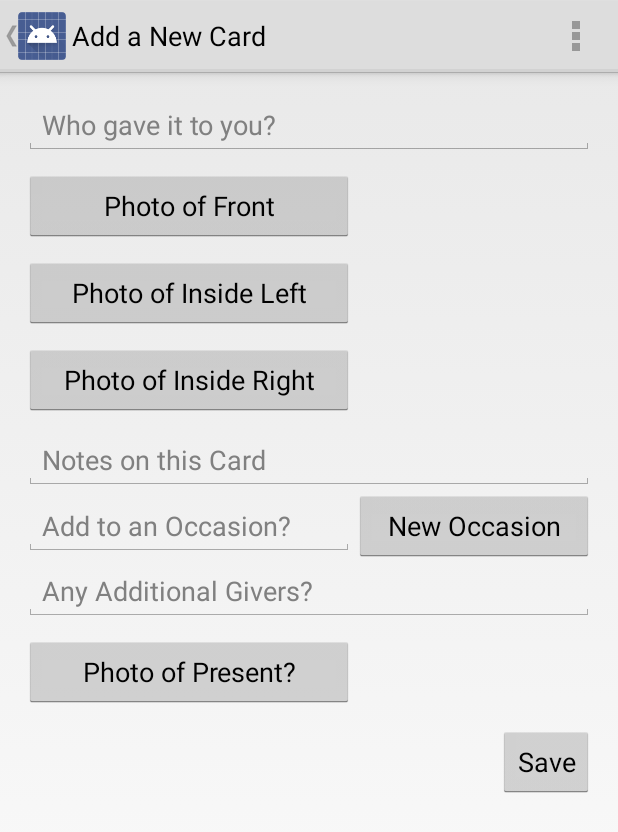
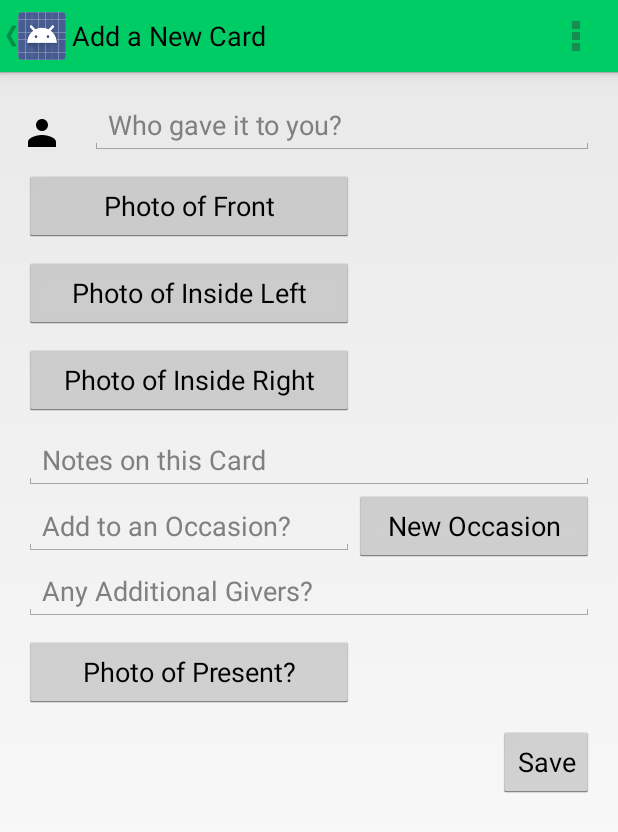
Before and after one commit to tyelford/keepCard, an Android app: the AddCardActivity screen opened directly, with no data from a screen before it, on a phone screen of 412 x 824 dp. Shown: the top 832 px of the screen. Run offline under Robolectric (Android 15) with nearby library versions, the phone set to English and light mode, and no system bars; 6 statements that could not run were skipped.

Commit message:
Starting to work on sytles

```diff
--- a/app/src/main/AndroidManifest.xml
+++ b/app/src/main/AndroidManifest.xml
@@ -27,7 +27,7 @@
         android:allowBackup="true"
         android:icon="@mipmap/ic_launcher"
         android:label="@string/app_name"
-        android:theme="@style/AppTheme" >
+        android:theme="@style/CardBoxCustom" >
         <activity
             android:name=".CardActivity"
             android:label="@string/title_activity_card"
--- a/app/src/main/res/layout/activity_add_card.xml
+++ b/app/src/main/res/layout/activity_add_card.xml
@@ -43,14 +43,25 @@
             <!--android:hint="@string/insertGiverHint"-->
             <!--android:inputType="textCapSentences" />-->
 
-        <AutoCompleteTextView
+        <LinearLayout
             android:layout_width="match_parent"
-            android:layout_height="wrap_content"
-            android:id="@+id/insertGiverAutoCompleteTextView"
-            android:layout_marginBottom="10dp"
-            android:hint="@string/insertGiverHint"
-            android:inputType="textCapSentences" />
+            android:layout_height="wrap_content">
 
+            <ImageView
+                android:layout_width="24dp"
+                android:layout_height="24dp"
+                android:src="@drawable/ic_person_black_24dp"
+                android:layout_gravity="center_vertical"
+                android:layout_marginRight="20dp"/>
+
+            <AutoCompleteTextView
+                android:layout_width="match_parent"
+                android:layout_height="wrap_content"
+                android:id="@+id/insertGiverAutoCompleteTextView"
+                android:layout_marginBottom="10dp"
+                android:hint="@string/insertGiverHint"
+                android:inputType="textCapSentences" />
+        </LinearLayout>
 
         <LinearLayout
             android:layout_width="match_parent"
--- a/app/src/main/res/values/styles.xml
+++ b/app/src/main/res/values/styles.xml
@@ -3,6 +3,15 @@
     <!-- Base application theme. -->
     <style name="AppTheme" parent="android:Theme.Holo.Light">
         <!-- Customize your theme here. -->
+    </style>
+
+    <style name="CardBoxCustom" parent="android:Theme.Holo.Light">
+        <item name="android:actionBarStyle">@style/CardBoxActionBar</item>
+    </style>
+
+    <!--CardBoxActionBarStyle-->
+    <style name="CardBoxActionBar" parent="android:Widget.Holo.ActionBar.Solid">
+        <item name="android:background">#00CC66</item>
     </style>
 
     <!--Divider Style-->
```
Also changed, not shown: app/src/main/res/drawable-hdpi/ic_person_black_24dp.png (added), app/src/main/res/drawable-mdpi/ic_person_black_24dp.png (added), app/src/main/res/drawable-xhdpi/ic_person_black_24dp.png (added), app/src/main/res/drawable-xxhdpi/ic_person_black_24dp.png (added), app/src/main/res/drawable-xxxhdpi/ic_person_black_24dp.png (added).
